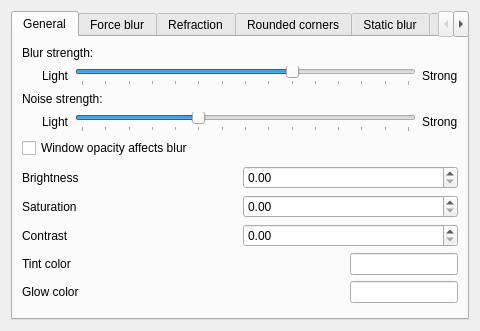
Old version of the form src/kcm/blur_config.ui in the repository 4v3ngR/kwin-effects-glass.
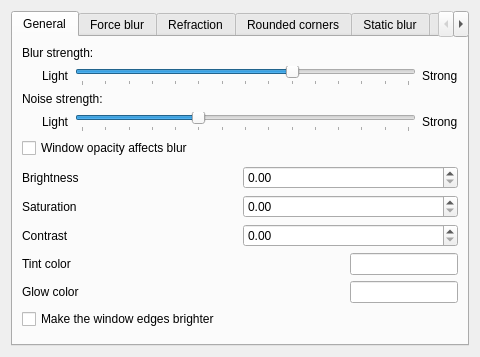
New version of the form. Icons and pictures are not drawn. Custom widgets are drawn as their Qt base class.

Commit message: add the edge lighting option

What changed in the file:
```diff
--- a/src/kcm/blur_config.ui
+++ b/src/kcm/blur_config.ui
@@ -300,6 +300,13 @@
          </item>
         </layout>
        </item>
+       <item>
+        <widget class="QCheckBox" name="kcfg_EdgeLighting">
+         <property name="text">
+          <string>Make the window edges brighter</string>
+         </property>
+        </widget>
+       </item>
        <item>
         <widget class="QWidget" name="widget" native="true">
          <property name="sizePolicy">
```
The commit also changes 7 other files.
